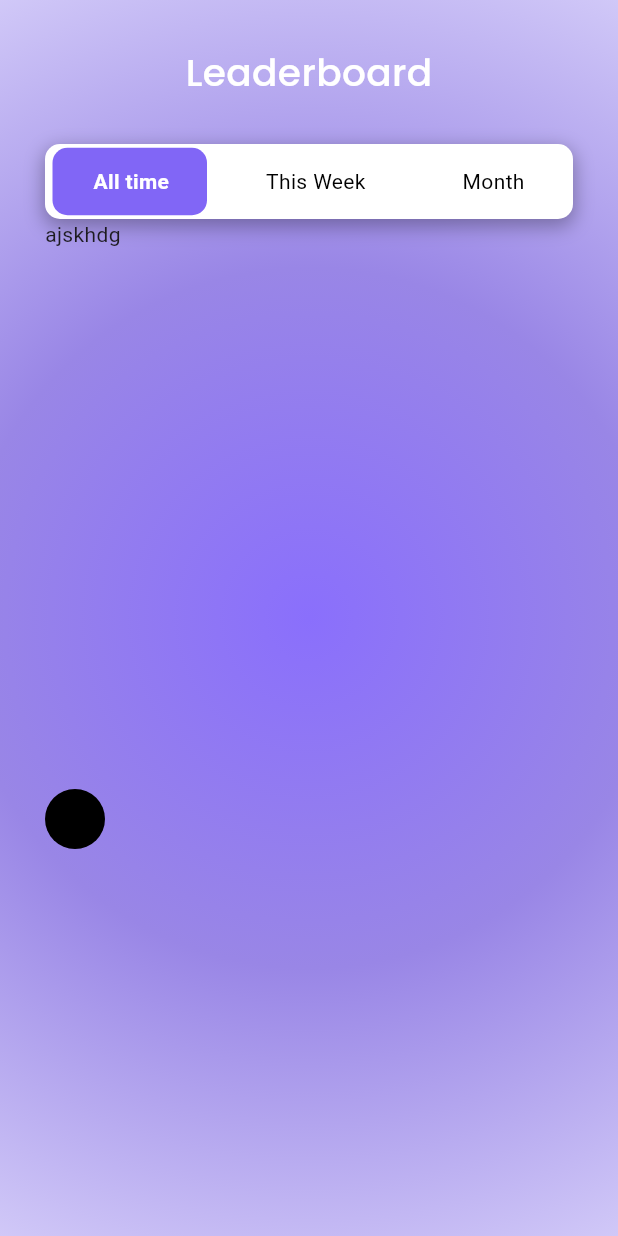
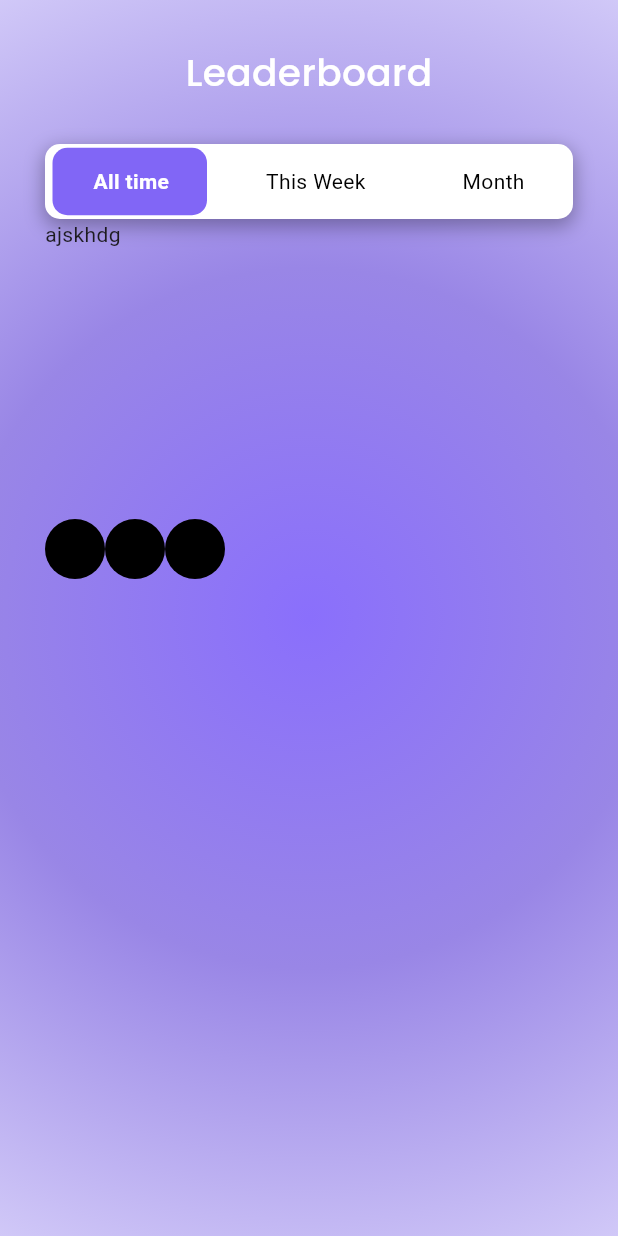
Before and after one commit to Faqihasyari/animated, a Flutter app: the LeaderboardView screen opened by its route, on a phone screen of 412 x 824 dp. Run offline on Flutter 3.47's test engine with Material 3 defaults, Android fonts, the phone set to English and light mode, and no system bars; our stand-ins replace get, google_fonts, material_design_icons_flutter, shared_preferences; accounts and stored records are empty; network calls fail.

Commit message:
add sizedbox

```diff
--- a/lib/app/modules/leaderboard/views/leaderboard_views.dart
+++ b/lib/app/modules/leaderboard/views/leaderboard_views.dart
@@ -98,10 +98,15 @@ class LeaderboardView extends GetView<LeaderboardController> {
                 children: [
                   SizedBox(
                     height: 400,
-                    child: Column(
-                      mainAxisAlignment: MainAxisAlignment.end,
-                      children: [CircleAvatar(backgroundColor: Colors.black)],
-                    ),
+                    child: CircleAvatar(backgroundColor: Colors.black),
+                  ),
+                  SizedBox(
+                    height: 400,
+                    child: CircleAvatar(backgroundColor: Colors.black),
+                  ),
+                  SizedBox(
+                    height: 400,
+                    child: CircleAvatar(backgroundColor: Colors.black),
                   ),
                 ],
               ),
```
